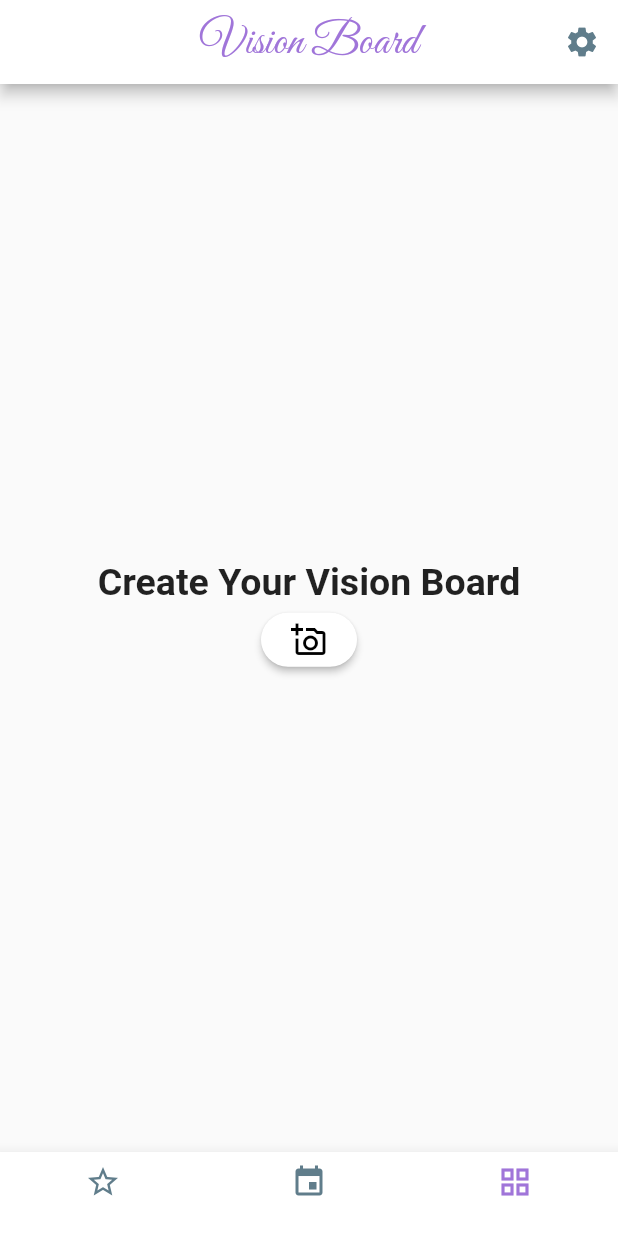
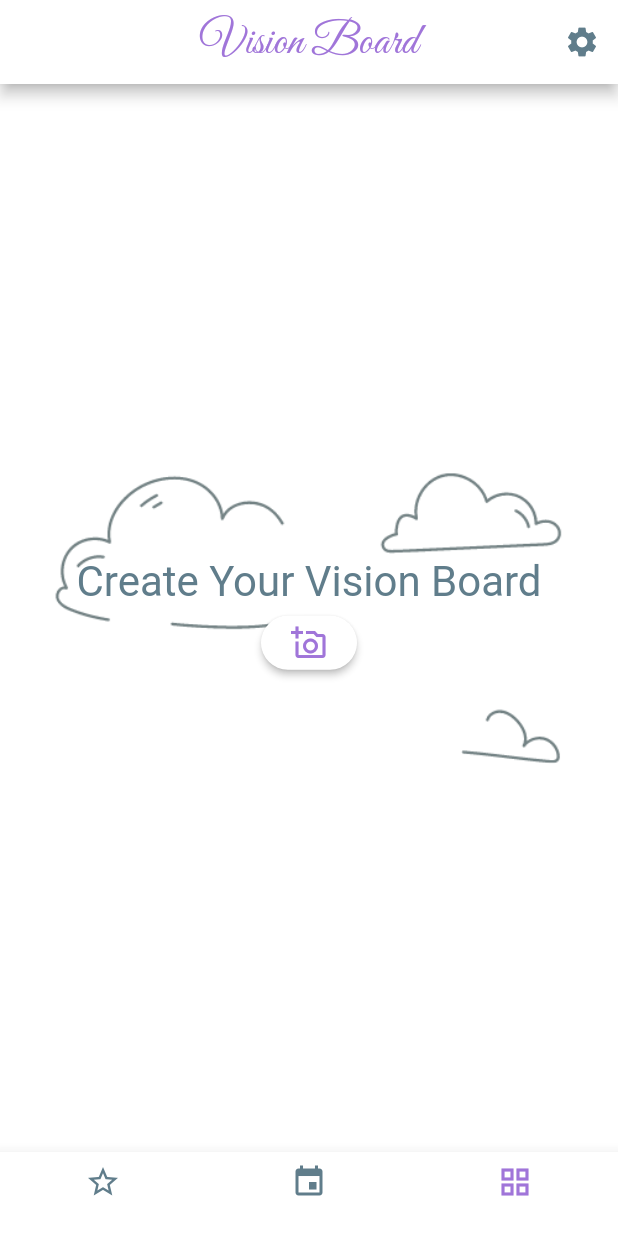
Before and after one commit to patrycjakoscielniak/bullet_journal, a Flutter app: the screen it shows once a user with an empty profile is signed in, item 3 of the bottom bar chosen, on a phone screen of 412 x 824 dp. Run offline on Flutter 3.47's test engine with Material 2 defaults, Android fonts, the phone set to English and light mode, and no system bars; our stand-ins replace cloud_firestore, firebase_auth, firebase_core, firebase_storage, flutter_bloc, flutter_colorpicker and 7 more; missing offline and left inert: firebase_ui_auth, omni_datetime_picker, staggered_grid_view_flutter; accounts and stored records are empty; Roboto replaces fonts that are missing (Tangerine).

Commit message:
Add initial display images

```diff
--- a/lib/app/core/global_variables.dart
+++ b/lib/app/core/global_variables.dart
@@ -11,3 +11,5 @@ final dialogContainerDecoration = BoxDecoration(
 final mainTextStyle = GoogleFonts.amaticSc(
     textStyle: const TextStyle(fontWeight: FontWeight.w400, fontSize: 22));
 const space = SizedBox(height: 15), empty = SizedBox();
+final initialdiplaysTextStyle = GoogleFonts.tangerine(
+    fontSize: 28, fontWeight: FontWeight.w400, color: appGrey);
--- a/lib/app/screens/vision_board/page/vision_board_page.dart
+++ b/lib/app/screens/vision_board/page/vision_board_page.dart
@@ -2,8 +2,8 @@
 
 import 'package:flutter/material.dart';
 import 'package:flutter_bloc/flutter_bloc.dart';
-import 'package:google_fonts/google_fonts.dart';
 import 'package:my_bullet_journal/app/core/enums.dart';
+import 'package:my_bullet_journal/app/core/global_variables.dart';
 import 'package:my_bullet_journal/app/core/injection_container.dart';
 import 'package:my_bullet_journal/app/screens/vision_board/cubit/vision_board_cubit.dart';
 import 'package:staggered_grid_view_flutter/widgets/staggered_grid_view.dart';
@@ -101,25 +101,33 @@ class _VisionBoardPageState extends State<VisionBoardPage> {
 
   Scaffold _initialDisplay(BuildContext context) {
     return Scaffold(
+      backgroundColor: Colors.white,
       body: Column(
         mainAxisAlignment: MainAxisAlignment.center,
         children: [
           Center(
-            child: Text(
+            child: Stack(
+              alignment: Alignment.center,
+              children: [
+                const Image(image: AssetImage('assets/images/2.png')),
+                Column(
+                  children: [
+                    Text(
                       'Create Your Vision Board',
-              style: GoogleFonts.tangerine(
-                  fontSize: 25, fontWeight: FontWeight.w600),
+                      style: initialdiplaysTextStyle,
                     ),
-          ),
+                    empty,
                     ElevatedButton(
                         onPressed: () async {
-                XFile? file =
-                    await ImagePicker().pickImage(source: ImageSource.gallery);
+                          XFile? file = await ImagePicker()
+                              .pickImage(source: ImageSource.gallery);
                           setState(
                             () {
                               pickedFile = file;
                               if (pickedFile != null) {
-                      context.read<VisionBoardCubit>().addImage(pickedFile!);
+                                context
+                                    .read<VisionBoardCubit>()
+                                    .addImage(pickedFile!);
                               } else {
                                 return;
                               }
@@ -128,10 +136,15 @@ class _VisionBoardPageState extends State<VisionBoardPage> {
                         },
                         style: ElevatedButton.styleFrom(
                             backgroundColor: Colors.white,
-                  foregroundColor: Colors.black,
+                            foregroundColor: appPurple,
                             shape: RoundedRectangleBorder(
                                 borderRadius: BorderRadius.circular(30))),
                         child: const Icon(Icons.add_a_photo_outlined))
+                  ],
+                ),
+              ],
+            ),
+          ),
         ],
       ),
     );
@@ -206,7 +219,9 @@ class _VisionBoardPageState extends State<VisionBoardPage> {
     }
   }
 
-  FloatingActionButton addImage(BuildContext context) {
+  FloatingActionButton addImage(
+    BuildContext context,
+  ) {
     return FloatingActionButton(
       onPressed: () async {
         XFile? file =
--- a/lib/domain/repositories/planner_holidays_repository.dart
+++ b/lib/domain/repositories/planner_holidays_repository.dart
@@ -14,7 +14,6 @@ class PlannerHolidaysRepository {
     if (response == '') {
       return [];
     }
-    print(response);
     var dynamic = jsonDecode(response);
     final list =
         (dynamic as List).map((data) => HolidayModel.fromJson(data)).toList();
```
Also changed, not shown: lib/app/screens/wishlist/pages/wishlist_page/page/wishlist_page.dart (+14 -6 lines), assets/images/2.png (added), assets/images/3.png (added), assets/images/vision_board.png (deleted), assets/images/wishlist.png (deleted). Lines whose indentation alone changed are shown as unchanged.
